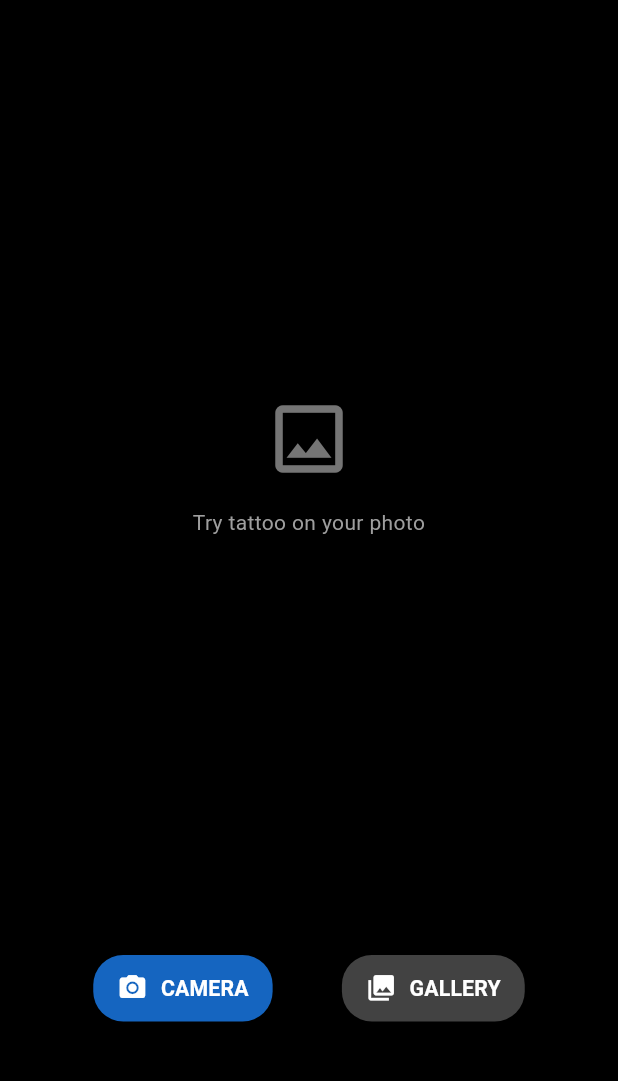
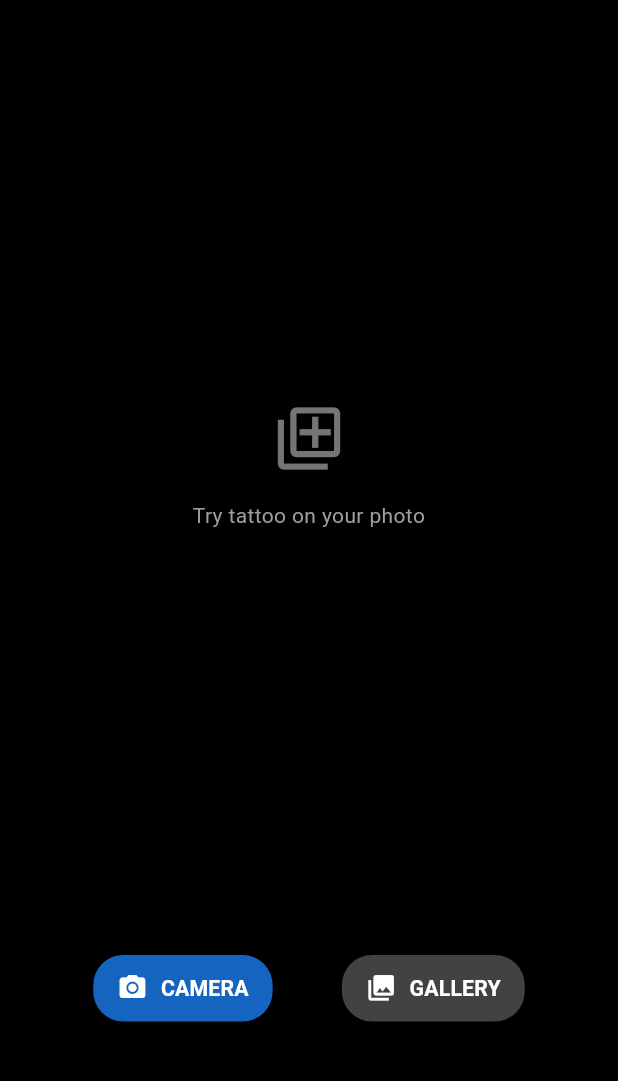
Before and after one commit to ersin-kose/Inkscapetattoo, a Flutter app: the screen it shows after launch, on a phone screen of 412 x 824 dp, the part 51-1132 px from its top. Run offline on Flutter 3.47's test engine with Material 3 defaults, Android fonts, the phone set to English and light mode, and no system bars; our stand-ins replace flutter_screenutil, image_picker, shared_preferences; missing offline and left inert: media_store_plus, photo_manager; accounts and stored records are empty.

Commit message:
UI improvements: remove Settings and Gallery from menu, conditional logout, darker placeholder, add AppBar icon, fix colors

```diff
--- a/lib/main.dart
+++ b/lib/main.dart
@@ -819,11 +819,11 @@ class _MainScreenState extends State<MainScreen> {
                         child: Column(
                           mainAxisAlignment: MainAxisAlignment.center,
                           children: [
-                            Icon(
-                              Icons.photo_outlined,
-                              size: 60,
-                              color: Colors.grey[600],
-                            ),
+        Icon(
+          Icons.add_to_photos_outlined,
+          size: 50,
+          color: Colors.grey[600],
+        ),
                             const SizedBox(height: 16),
                             Text(
                               'Try tattoo on your photo',
```
